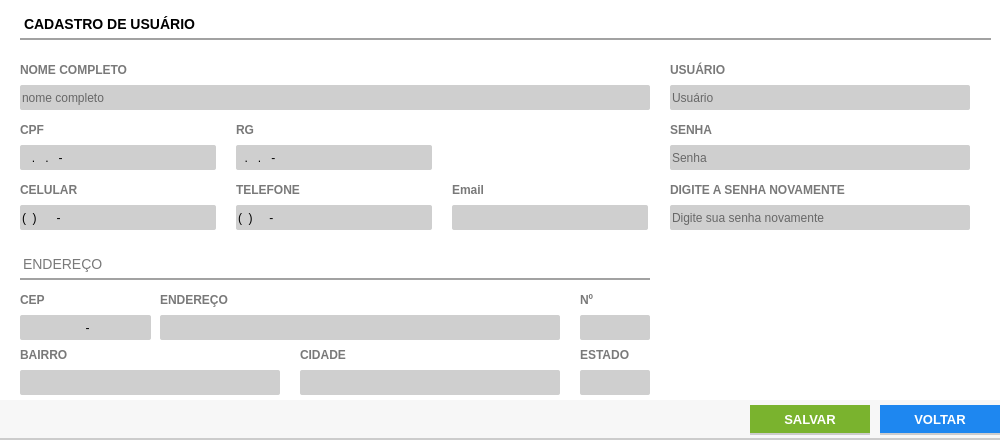
Before: the Qt Designer form View/UI/cadastro_usuario.ui in felipezago/ControleEstoque, drawn with Qt 5.
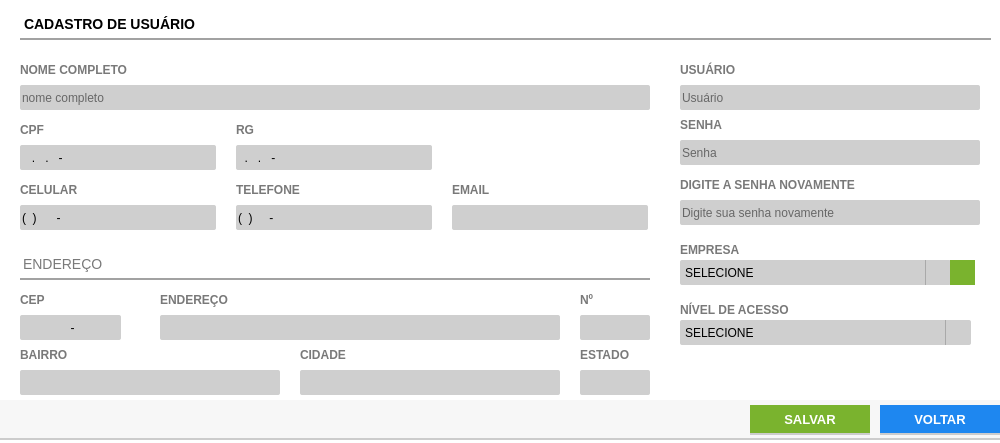
After: the same form once the commit is applied. Icons and pictures are not drawn.

```diff
--- a/View/UI/cadastro_usuario.ui
+++ b/View/UI/cadastro_usuario.ui
@@ -35,7 +35,7 @@
    <widget class="QLabel" name="lb_FormFornecedor_21">
     <property name="geometry">
      <rect>
-      <x>670</x>
+      <x>680</x>
       <y>60</y>
       <width>150</width>
       <height>20</height>
@@ -131,8 +131,8 @@
    <widget class="QLabel" name="lb_FormFornecedor_23">
     <property name="geometry">
      <rect>
-      <x>670</x>
-      <y>120</y>
+      <x>680</x>
+      <y>115</y>
       <width>150</width>
       <height>20</height>
      </rect>
@@ -510,7 +510,7 @@
 }</string>
     </property>
     <property name="text">
-     <string>Email</string>
+     <string>EMAIL</string>
     </property>
    </widget>
    <widget class="QLineEdit" name="tx_Cidade">
@@ -550,8 +550,8 @@
    <widget class="QLineEdit" name="tx_senha">
     <property name="geometry">
      <rect>
-      <x>670</x>
-      <y>145</y>
+      <x>680</x>
+      <y>140</y>
       <width>300</width>
       <height>25</height>
      </rect>
@@ -693,7 +693,7 @@
      <rect>
       <x>20</x>
       <y>315</y>
-      <width>131</width>
+      <width>101</width>
       <height>25</height>
      </rect>
     </property>
@@ -725,7 +725,7 @@
    <widget class="QLineEdit" name="tx_usuario">
     <property name="geometry">
      <rect>
-      <x>670</x>
+      <x>680</x>
       <y>85</y>
       <width>300</width>
       <height>25</height>
@@ -927,8 +927,8 @@
    <widget class="QLineEdit" name="tx_senha2">
     <property name="geometry">
      <rect>
-      <x>670</x>
-      <y>205</y>
+      <x>680</x>
+      <y>200</y>
       <width>300</width>
       <height>25</height>
      </rect>
@@ -958,8 +958,8 @@
    <widget class="QLabel" name="lb_FormFornecedor_24">
     <property name="geometry">
      <rect>
-      <x>670</x>
-      <y>180</y>
+      <x>680</x>
+      <y>175</y>
       <width>271</width>
       <height>20</height>
      </rect>
@@ -976,6 +976,193 @@
      <string>DIGITE A SENHA NOVAMENTE</string>
     </property>
    </widget>
+   <widget class="QPushButton" name="bt_busca_cep">
+    <property name="geometry">
+     <rect>
+      <x>130</x>
+      <y>310</y>
+      <width>21</width>
+      <height>31</height>
+     </rect>
+    </property>
+    <property name="accessibleName">
+     <string>BUSCA CEP</string>
+    </property>
+    <property name="text">
+     <string/>
+    </property>
+    <property name="icon">
+     <iconset>
+      <normaloff>../../Imagens/search.png</normaloff>../../Imagens/search.png</iconset>
+    </property>
+   </widget>
+   <widget class="QComboBox" name="cb_nivel">
+    <property name="geometry">
+     <rect>
+      <x>680</x>
+      <y>320</y>
+      <width>291</width>
+      <height>25</height>
+     </rect>
+    </property>
+    <property name="focusPolicy">
+     <enum>Qt::StrongFocus</enum>
+    </property>
+    <property name="styleSheet">
+     <string notr="true">QComboBox{
+background: #CFCFCF;
+border-radius: 2px;
+color: #000;
+font: 13px &quot;Arial&quot; ;
+text-transform: uppercase
+}
+QComboBox:Focus {
+border: 1px solid red;
+}
+ QComboBox::drop-down {
+     subcontrol-origin: padding;
+     subcontrol-position: top right;
+     width: 25px;
+     border-left-width: 1px;
+     border-left-color: darkgray;
+     border-left-style: solid; /* just a single line */
+     border-top-right-radius: 3px; /* same radius as the QComboBox */
+     border-bottom-right-radius: 3px;
+ }
+QComboBox::down-arrow {
+     image: url(&quot;+self.resourcepath('Images/down.png')+&quot;);
+ }
+</string>
+    </property>
+    <item>
+     <property name="text">
+      <string>SELECIONE</string>
+     </property>
+    </item>
+    <item>
+     <property name="text">
+      <string>VENDEDOR</string>
+     </property>
+    </item>
+    <item>
+     <property name="text">
+      <string>GERENTE</string>
+     </property>
+    </item>
+   </widget>
+   <widget class="QComboBox" name="cb_empresa">
+    <property name="geometry">
+     <rect>
+      <x>680</x>
+      <y>260</y>
+      <width>271</width>
+      <height>25</height>
+     </rect>
+    </property>
+    <property name="styleSheet">
+     <string notr="true">QComboBox{
+background: #CFCFCF;
+border-radius: 2px;
+color: #000;
+font: 13px &quot;Arial&quot; ;
+text-transform: uppercase
+}
+QComboBox:Focus {
+border: 1px solid red;
+}
+ QComboBox::drop-down {
+     subcontrol-origin: padding;
+     subcontrol-position: top right;
+     width: 25px;
+     border-left-width: 1px;
+     border-left-color: darkgray;
+     border-left-style: solid; /* just a single line */
+     border-top-right-radius: 3px; /* same radius as the QComboBox */
+     border-bottom-right-radius: 3px;
+ }
+QComboBox::down-arrow {
+     image: url(&quot;+self.resourcepath('Images/down.png')+&quot;);
+ }
+</string>
+    </property>
+    <item>
+     <property name="text">
+      <string>SELECIONE</string>
+     </property>
+    </item>
+   </widget>
+   <widget class="QLabel" name="lb_FormProdutos_3">
+    <property name="geometry">
+     <rect>
+      <x>680</x>
+      <y>300</y>
+      <width>215</width>
+      <height>20</height>
+     </rect>
+    </property>
+    <property name="styleSheet">
+     <string notr="true">QLabel{
+font-size: 12px;
+font-family: &quot;Arial Unicode MS&quot;;
+font-weight: bold;
+color: #797979
+}</string>
+    </property>
+    <property name="text">
+     <string>NÍVEL DE ACESSO</string>
+    </property>
+   </widget>
+   <widget class="QLabel" name="lb_FormProdutos_9">
+    <property name="geometry">
+     <rect>
+      <x>680</x>
+      <y>240</y>
+      <width>215</width>
+      <height>20</height>
+     </rect>
+    </property>
+    <property name="styleSheet">
+     <string notr="true">QLabel{
+font-size: 12px;
+font-family: &quot;Arial Unicode MS&quot;;
+font-weight: bold;
+color: #797979
+}</string>
+    </property>
+    <property name="text">
+     <string>EMPRESA</string>
+    </property>
+   </widget>
+   <widget class="QPushButton" name="bt_add_emp">
+    <property name="geometry">
+     <rect>
+      <x>950</x>
+      <y>260</y>
+      <width>25</width>
+      <height>25</height>
+     </rect>
+    </property>
+    <property name="font">
+     <font>
+      <family>Arial</family>
+      <pointsize>16</pointsize>
+      <weight>75</weight>
+      <bold>true</bold>
+     </font>
+    </property>
+    <property name="styleSheet">
+     <string notr="true">QPushButton{
+background: #7AB32E;
+color: #FFF
+}
+QPushButton:hover{
+background-color: #40a286
+}</string>
+    </property>
+    <property name="text">
+     <string/>
+    </property>
+   </widget>
   </widget>
  </widget>
  <tabstops>
```
